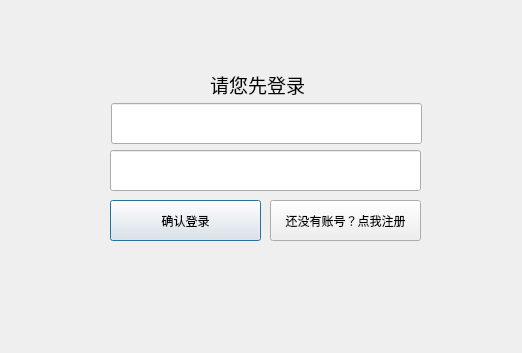
This is campus_local/login.ui in superman0l/campus as Qt 5 draws it before an edit. The edited form follows.
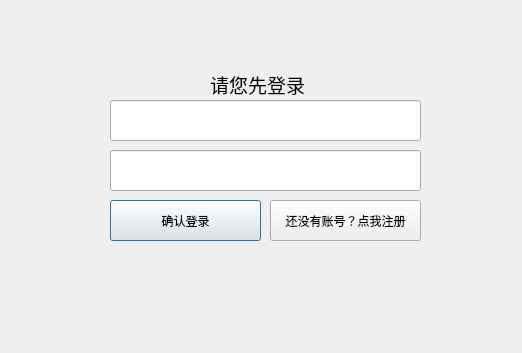
This is the edited form.

What changed in the file:
```diff
--- a/campus_local/login.ui
+++ b/campus_local/login.ui
@@ -29,8 +29,8 @@
   <widget class="QLineEdit" name="UserId">
    <property name="geometry">
     <rect>
-     <x>111</x>
-     <y>103</y>
+     <x>110</x>
+     <y>100</y>
      <width>311</width>
      <height>41</height>
     </rect>
```
